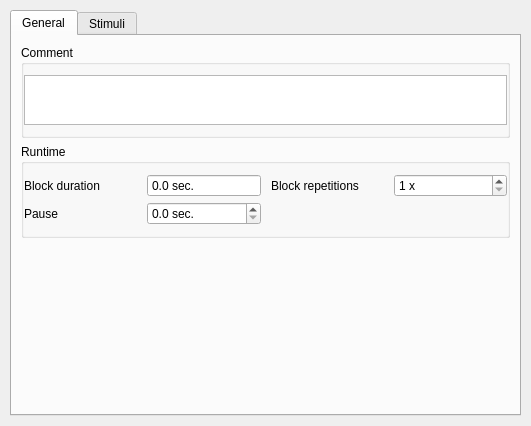
Before: the Qt Designer form caretoyadmin/Scenario_Designer/ct_confarch.ui in luizamici/caretoy, drawn with Qt 5.
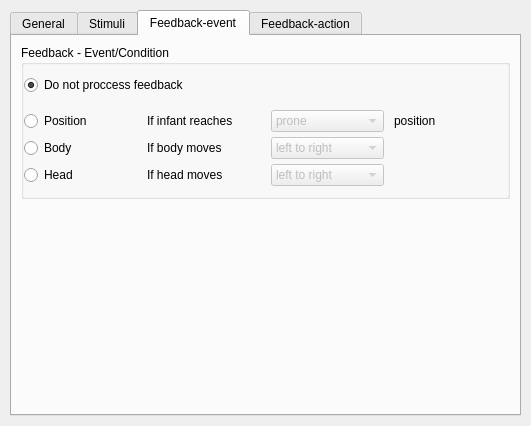
After: the same form once the commit is applied. The open tabs and pages were chosen to show the change. Custom widgets are drawn as their Qt base class.

Commit message: New toy Large ring added, still the small ring has to be added also. Feedback for the arch block added too.

Diff of the .ui file:
```diff
--- a/caretoyadmin/Scenario_Designer/ct_confarch.ui
+++ b/caretoyadmin/Scenario_Designer/ct_confarch.ui
@@ -264,6 +264,288 @@
        </item>
       </layout>
      </widget>
+     <widget class="QWidget" name="tabFeedbackEvent">
+      <attribute name="title">
+       <string>Feedback-event</string>
+      </attribute>
+      <layout class="QVBoxLayout" name="verticalLayout_3">
+       <item>
+        <widget class="QGroupBox" name="qgb_events">
+         <property name="title">
+          <string>Feedback - Event/Condition</string>
+         </property>
+         <property name="flat">
+          <bool>true</bool>
+         </property>
+         <layout class="QGridLayout" name="gridLayout">
+          <property name="leftMargin">
+           <number>0</number>
+          </property>
+          <property name="topMargin">
+           <number>10</number>
+          </property>
+          <property name="rightMargin">
+           <number>0</number>
+          </property>
+          <property name="bottomMargin">
+           <number>10</number>
+          </property>
+          <property name="horizontalSpacing">
+           <number>10</number>
+          </property>
+          <property name="verticalSpacing">
+           <number>5</number>
+          </property>
+          <item row="0" column="0" colspan="2">
+           <widget class="QRadioButton" name="qrb_null_event">
+            <property name="text">
+             <string>Do not proccess feedback</string>
+            </property>
+            <property name="checked">
+             <bool>true</bool>
+            </property>
+           </widget>
+          </item>
+          <item row="4" column="0">
+           <widget class="QRadioButton" name="qrb_body_event">
+            <property name="text">
+             <string>Body</string>
+            </property>
+           </widget>
+          </item>
+          <item row="3" column="1">
+           <widget class="QLabel" name="qlb_position">
+            <property name="text">
+             <string>If infant reaches</string>
+            </property>
+           </widget>
+          </item>
+          <item row="3" column="3">
+           <widget class="QComboBox" name="qcb_position">
+            <property name="enabled">
+             <bool>false</bool>
+            </property>
+            <item>
+             <property name="text">
+              <string>prone</string>
+             </property>
+            </item>
+            <item>
+             <property name="text">
+              <string>supine</string>
+             </property>
+            </item>
+            <item>
+             <property name="text">
+              <string>left side</string>
+             </property>
+            </item>
+            <item>
+             <property name="text">
+              <string>right side</string>
+             </property>
+            </item>
+           </widget>
+          </item>
+          <item row="3" column="4">
+           <widget class="QLabel" name="qlb_position_add">
+            <property name="text">
+             <string>position</string>
+            </property>
+           </widget>
+          </item>
+          <item row="2" column="1">
+           <spacer name="qv_spacer">
+            <property name="orientation">
+             <enum>Qt::Vertical</enum>
+            </property>
+            <property name="sizeType">
+             <enum>QSizePolicy::Fixed</enum>
+            </property>
+            <property name="sizeHint" stdset="0">
+             <size>
+              <width>5</width>
+              <height>10</height>
+             </size>
+            </property>
+           </spacer>
+          </item>
+          <item row="3" column="0">
+           <widget class="QRadioButton" name="qrb_position_event">
+            <property name="text">
+             <string>Position</string>
+            </property>
+           </widget>
+          </item>
+          <item row="4" column="1">
+           <widget class="QLabel" name="qlb_body">
+            <property name="text">
+             <string>If body moves</string>
+            </property>
+           </widget>
+          </item>
+          <item row="4" column="3">
+           <widget class="QComboBox" name="qcb_body">
+            <property name="enabled">
+             <bool>false</bool>
+            </property>
+            <item>
+             <property name="text">
+              <string>left to right</string>
+             </property>
+            </item>
+            <item>
+             <property name="text">
+              <string>right to left</string>
+             </property>
+            </item>
+           </widget>
+          </item>
+          <item row="5" column="0">
+           <widget class="QRadioButton" name="qrb_head_event">
+            <property name="text">
+             <string>Head</string>
+            </property>
+           </widget>
+          </item>
+          <item row="5" column="1">
+           <widget class="QLabel" name="qlb_head">
+            <property name="text">
+             <string>If head moves</string>
+            </property>
+           </widget>
+          </item>
+          <item row="5" column="3">
+           <widget class="QComboBox" name="qcb_head">
+            <property name="enabled">
+             <bool>false</bool>
+            </property>
+            <item>
+             <property name="text">
+              <string>left to right</string>
+             </property>
+            </item>
+            <item>
+             <property name="text">
+              <string>right to left</string>
+             </property>
+            </item>
+           </widget>
+          </item>
+         </layout>
+        </widget>
+       </item>
+       <item>
+        <spacer name="verticalSpacer_3">
+         <property name="orientation">
+          <enum>Qt::Vertical</enum>
+         </property>
+         <property name="sizeHint" stdset="0">
+          <size>
+           <width>20</width>
+           <height>175</height>
+          </size>
+         </property>
+        </spacer>
+       </item>
+      </layout>
+     </widget>
+     <widget class="QWidget" name="tabFeedbackAction">
+      <attribute name="title">
+       <string>Feedback-action</string>
+      </attribute>
+      <layout class="QVBoxLayout" name="verticalLayout_4">
+       <item>
+        <widget class="QGroupBox" name="qgb_actions">
+         <property name="title">
+          <string>Feedback - Action</string>
+         </property>
+         <layout class="QVBoxLayout" name="qvb_actions_layout">
+          <property name="spacing">
+           <number>10</number>
+          </property>
+          <property name="leftMargin">
+           <number>0</number>
+          </property>
+          <property name="topMargin">
+           <number>10</number>
+          </property>
+          <property name="rightMargin">
+           <number>0</number>
+          </property>
+          <property name="bottomMargin">
+           <number>10</number>
+          </property>
+          <item>
+           <layout class="QGridLayout" name="gridLayout_2">
+            <item row="0" column="0">
+             <widget class="QLabel" name="label">
+              <property name="text">
+               <string>Duration interval</string>
+              </property>
+             </widget>
+            </item>
+            <item row="0" column="1">
+             <widget class="CTDoubleSpinBox" name="qsb_duration_min">
+              <property name="enabled">
+               <bool>true</bool>
+              </property>
+              <property name="suffix">
+               <string> sec.</string>
+              </property>
+              <property name="decimals">
+               <number>1</number>
+              </property>
+              <property name="maximum">
+               <double>1.000000000000000</double>
+              </property>
+              <property name="singleStep">
+               <double>0.100000000000000</double>
+              </property>
+              <property name="value">
+               <double>0.100000000000000</double>
+              </property>
+             </widget>
+            </item>
+            <item row="0" column="2">
+             <widget class="CTDoubleSpinBox" name="qsb_duration_max">
+              <property name="enabled">
+               <bool>true</bool>
+              </property>
+              <property name="suffix">
+               <string> sec.</string>
+              </property>
+              <property name="decimals">
+               <number>1</number>
+              </property>
+              <property name="singleStep">
+               <double>0.100000000000000</double>
+              </property>
+              <property name="value">
+               <double>1.000000000000000</double>
+              </property>
+             </widget>
+            </item>
+           </layout>
+          </item>
+         </layout>
+        </widget>
+       </item>
+       <item>
+        <spacer name="verticalSpacer_4">
+         <property name="orientation">
+          <enum>Qt::Vertical</enum>
+         </property>
+         <property name="sizeHint" stdset="0">
+          <size>
+           <width>20</width>
+           <height>279</height>
+          </size>
+         </property>
+        </spacer>
+       </item>
+      </layout>
+     </widget>
     </widget>
    </item>
   </layout>
```
The commit also changes 14 other files.
